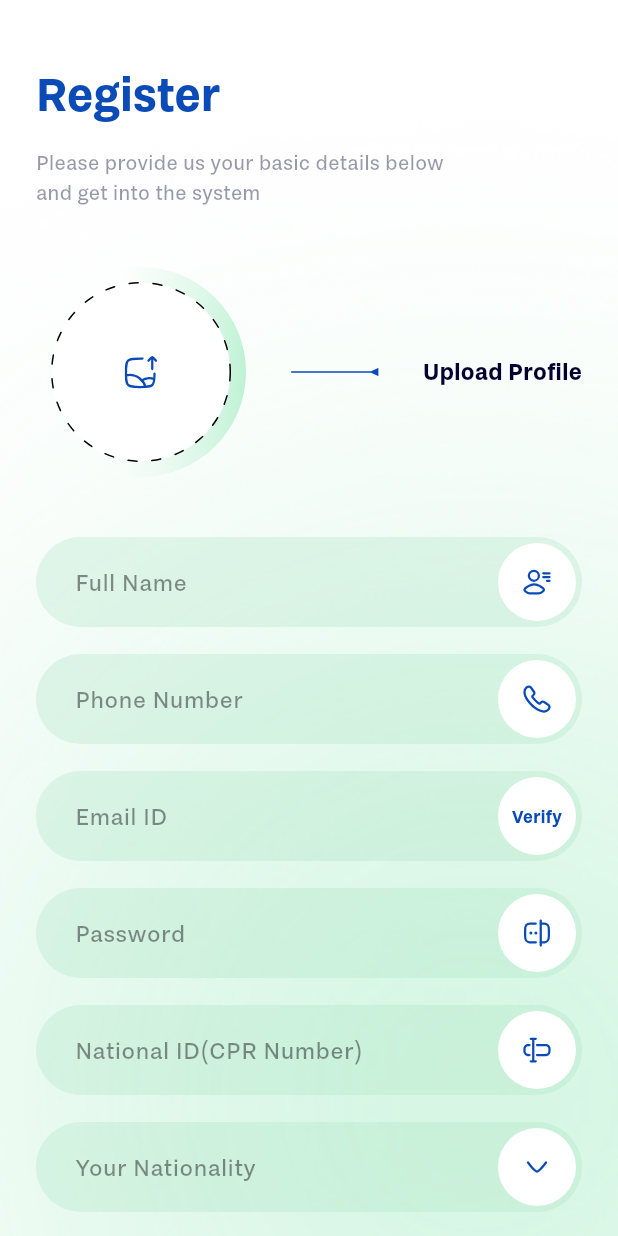
After one commit to ParthEww/Flutter-Asistee-Customer, a Flutter app: the RegisterPage screen opened by its route, on a phone screen of 412 x 824 dp. The commit adds this screen. Run offline on Flutter 3.47's test engine with Material 3 defaults, Android fonts, the phone set to English and light mode, and no system bars; our stand-ins replace cached_network_image, connectivity_plus, device_info_plus, dio, dropdown_button2, flutter_riverpod and 14 more; missing offline and left inert: dart:ffi; accounts and stored records are empty; generated files the repository leaves out were written again; network calls fail; project files that could hold a hidden picture were left out.

Commit message:
- register, otp, reset password screen navigation

```diff
--- a/lib/api/api_client/api_interceptor.dart
+++ b/lib/api/api_client/api_interceptor.dart
@@ -1,6 +1,7 @@
 import 'dart:convert';
 
 import 'package:dio/dio.dart';
+import 'package:flutter_yay_rider_driver/core/utils/app_methods.dart';
 import 'package:internet_connection_checker/internet_connection_checker.dart';
 
 import '../../core/utils/app_logger.dart';
@@ -47,7 +48,7 @@ class ApiInterceptor extends InterceptorsWrapper {
     options.headers['Accept'] = 'application/json';
     options.headers['KEY'] = ApiConstant.key;
     options.headers['App-Type'] = ApiConstant.deviceType;
-    options.headers['App-Version'] = CommonUtils.getAppVersion();
+    options.headers['App-Version'] = AppMethods.getAppVersion();
     // options.headers['Accept-Language'] = lang;
 
     try {
--- a/lib/constants/global.dart
+++ b/lib/constants/global.dart
@@ -4,4 +4,7 @@ class Global {
   static const double kButtonHeight = 48;
   static const double kBookContainerHeight = 242;
   static const int otpSeconds = 120 + 1;
+
+  static final RegExp emailRegex = RegExp(r"^[\w-\.]+@([\w-]+\.)+[\w-]{2,4}$");
+  static final digitRegex = RegExp(r'^\d+$');
 }
--- a/lib/core/utils/app_methods.dart
+++ b/lib/core/utils/app_methods.dart
@@ -6,6 +6,7 @@ import 'package:flutter/material.dart';
 import 'package:flutter/services.dart';
 import 'package:image_picker/image_picker.dart';
 import 'package:intl/intl.dart';
+import 'package:package_info_plus/package_info_plus.dart';
 import 'package:permission_handler/permission_handler.dart';
 import 'package:flutter_yay_rider_driver/core/themes/app_strings.dart';
 import 'package:url_launcher/url_launcher.dart';
@@ -227,4 +228,9 @@ class AppMethods {
       ),
     );
   }
+
+  static Future<String> getAppVersion() async {
+    final packageInfo = await PackageInfo.fromPlatform();
+    return packageInfo.version;
+  }
 }
--- a/lib/core/widgets/bottom_sheet/common_dropdown_selection_bottom_sheet.dart
+++ b/lib/core/widgets/bottom_sheet/common_dropdown_selection_bottom_sheet.dart
@@ -133,7 +133,7 @@ enum DaysDatesType {
         // Circular Icon Container
         Container(
           padding: const EdgeInsets.all(8),
-          decoration: BoxDecoration(
+          decoration: const BoxDecoration(
             shape: BoxShape.circle,
             color: AppColors.deepNavy,
           ),
@@ -346,7 +346,7 @@ enum DaysDatesType {
     return Container(
       width: 44,
       height: 44,
-      decoration: BoxDecoration(
+      decoration: const BoxDecoration(
         color: AppColors.white,
         shape: BoxShape.circle,
       ),
@@ -801,7 +801,7 @@ enum DaysDatesType {
 }*/
 
 /// Enum for different types of dropdown selection dialogs
-/*class CommonDropdownSelectionBottomSheetDialogType {
+class CommonDropdownSelectionBottomSheetDialogType {
   final String type;
   final String dialogTitle;
   final String dialogTitleIcon;
@@ -936,4 +936,4 @@ enum DaysDatesType {
     searchHint: "Enter Amount",
     buttonText: "Add Funds",
   );
-}*/
+}
--- /dev/null
+++ b/lib/pages/auth/register/register_page.dart
@@ -0,0 +1,257 @@
+import 'package:flutter/material.dart';
+import 'package:flutter/src/widgets/framework.dart';
+import 'package:flutter_riverpod/flutter_riverpod.dart';
+import 'package:flutter_svg/svg.dart';
+import 'package:flutter_yay_rider_driver/di/app_provider.dart';
+import 'package:flutter_yay_rider_driver/routes/navigation_service.dart';
+
+import '../../../core/themes/app_colors.dart';
+import '../../../core/themes/text_styles.dart';
+import '../../../core/utils/dialog_utils.dart';
+import '../../../core/widgets/app_text_field_label.dart';
+import '../../../core/widgets/custom/custom_auth_header_with_back_button.dart';
+import '../../../core/widgets/custom/custom_text_filed.dart';
+import '../../../gen/assets.gen.dart';
+import '../notifier/auth_notifier.dart';
+
+class RegisterPage extends ConsumerWidget {
+  const RegisterPage({super.key});
+
+  @override
+  Widget build(BuildContext context, WidgetRef ref) {
+    late final NavigationService navigationService = ref.read(navigationServiceProvider);
+    final authState = ref.watch(authNotifierProvider);
+    final authNotifier = ref.read(authNotifierProvider.notifier);
+    return Scaffold(
+      backgroundColor: AppColors.white,
+      body: SafeArea(
+        child: Container(
+          // Full screen container with background image
+          height: MediaQuery.of(context).size.height,
+          width: MediaQuery.of(context).size.width,
+          decoration: BoxDecoration(
+            image: DecorationImage(
+              image: AssetImage(Assets.images.webp.screenBg.path),
+              fit: BoxFit
+                  .cover, // Ensures image covers entire space while maintaining aspect ratio
+            ),
+          ),
+          // Scrollable content area
+          child: SingleChildScrollView(
+            padding:
+            const EdgeInsets.only(left: 24, top: 40, right: 24, bottom: 20),
+            // Top and bottom padding
+            child: Column(
+              children: [
+                // Main content column with horizontal padding
+                Column(
+                  crossAxisAlignment: CrossAxisAlignment.start,
+                  children: [
+                    // Header with back button and titles
+                    const CustomAuthHeaderWithBackButton(
+                      title: "Register",
+                      description:
+                      "Please provide us your basic details below\nand get into the system",
+                    ),
+                    const SizedBox(height: 40),
+                    // Spacer
+                    Row(
+                      mainAxisAlignment: MainAxisAlignment.spaceBetween,
+                      children: [
+                        GestureDetector(
+                          onTap: () {
+                            DialogUtils.showImagePickerSheet(context);
+                          },
+                          child: Stack(
+                            alignment: Alignment.center,
+                            children: [
+                              Container(
+                                  decoration: const BoxDecoration(
+                                    shape: BoxShape.circle,
+                                  ),
+                                  child: SvgPicture.asset(
+                                      Assets.images.svg.ellipseGradient.path)),
+                              SvgPicture.asset(
+                                  Assets.images.svg.ellipseDot.path),
+                              SvgPicture.asset(
+                                  Assets.images.svg.uploadImage.path)
+                            ],
+                          ),
+                        ),
+                        SvgPicture.asset(
+                          Assets.images.svg.line2.path,
+                          fit: BoxFit.fill,
+                        ),
+                        Text(
+                          "Upload Profile",
+                          style: TextStyles.text16SemiBold
+                              .copyWith(color: AppColors.deepNavy),
+                        )
+                      ],
+                    ),
+                    const SizedBox(height: 40),
+                    // Full name input field
+                    CustomTextField(
+                      customTextFieldType: CustomTextFieldType.FULL_NAME,
+                      textEditingController: authState.fullNameController!,
+                      focusNode: authState.fullNameFocusNode!,
+                      nextFocusNode: authState.phoneNumberFocusNode!,
+                      // Moves to phone number field on next
+                      hintText: "Full Name",
+                      keyboardType: TextInputType.text,
+                      textInputAction: TextInputAction.next,
+                      suffixIcon: Assets.images.svg.fullName.path,
+                    ),
+                    const SizedBox(height: 18),
+                    // Phone number input field
+                    CustomTextField(
+                      customTextFieldType: CustomTextFieldType.PHONE_NUMBER,
+                      textEditingController: authState.phoneNumberController!,
+                      focusNode: authState.phoneNumberFocusNode!,
+                      nextFocusNode: authState.emailFocusNode!,
+                      // Moves to email field on next
+                      hintText: "Phone Number",
+                      keyboardType: TextInputType.number,
+                      textInputAction: TextInputAction.next,
+                      suffixIcon: Assets.images.svg.call.path,
+                      onPressed: (){
+                        /*authState.onGoToOtpVerification!();*/
+                      },
+                    ),
+                    const SizedBox(height: 18),
+                    // Email id input field
+                    CustomTextField(
+                      customTextFieldType: CustomTextFieldType.EMAIL,
+                      textEditingController: authState.emailController!,
+                      focusNode: authState.emailFocusNode!,
+                      nextFocusNode: authState.registerPasswordFocusNode,
+                      // Moves to password field on next
+                      hintText: "Email ID",
+                      keyboardType: TextInputType.emailAddress,
+                      textInputAction: TextInputAction.next,
+                      suffixIcon: Assets.images.svg.email.path,
+                      onPressed: (){
+                        /*authState.onGoToOtpVerification!();*/
+                      },
+                    ),
+                    const SizedBox(height: 18),
+                    // Password input field
+                    CustomTextField(
+                      customTextFieldType: CustomTextFieldType.PASSWORD,
+                      textEditingController: authState.registerPasswordController!,
+                      focusNode: authState.registerPasswordFocusNode!,
+                      nextFocusNode: authState.nationalIdFocusNode!,
+                      // Moves to national id field on next
+                      hintText: "Password",
+                      keyboardType: TextInputType.text,
+                      textInputAction: TextInputAction.next,
+                      suffixIcon: Assets.images.svg.passwordCheck.path,
+                    ),
+                    const SizedBox(height: 18),
+                    // National id input field
+                    CustomTextField(
+                      customTextFieldType: CustomTextFieldType.NATIONAL_ID,
+                      textEditingController: authState.nationalIdController!,
+                      focusNode: authState.nationalIdFocusNode!,
+                      nextFocusNode: authState.nationalityFocusNode!,
+                      // Moves to nationality field on next
+                      hintText: "National ID(CPR Number)",
+                      keyboardType: TextInputType.text,
+                      textInputAction: TextInputAction.next,
+                      suffixIcon: Assets.images.svg.cpr.path,
+                    ),
+                    const SizedBox(height: 18),
+                    // Spacer
+                    // Nationality input field
+                    CustomTextField(
+                      customTextFieldType: CustomTextFieldType.NATIONALITY,
+                      textEditingController: authState.nationalityController!,
+                      focusNode: authState.nationalityFocusNode!,
+                      // Moves to area field on next
+                      hintText: "Your Nationality",
+                      keyboardType: TextInputType.text,
+                      textInputAction: TextInputAction.next,
+                      suffixIcon: Assets.images.svg.dropDownArrow.path,
+                      onPressed: () {
+                        /*CommonDropdownSelectionBottomSheet.showBottomSheet(
+                            dialogType:
+                            CommonDropdownSelectionBottomSheetDialogType
+                                .SELECT_NATIONALITY,
+                            commonList: authState.nationalityList!);*/
+                      },
+                    ),
+                    const SizedBox(height: 18),
+                    // Spacer
+                    // Area input field
+                    CustomTextField(
+                      customTextFieldType: CustomTextFieldType.AREA,
+                      textEditingController: authState.areaController!,
+                      focusNode: authState.areaFocusNode!,
+                      hintText: "Area",
+                      keyboardType: TextInputType.text,
+                      textInputAction: TextInputAction.done,
+                      suffixIcon: Assets.images.svg.dropDownArrow.path,
+                      onPressed: () {
+                        /*CommonDropdownSelectionBottomSheet.showBottomSheet(
+                            dialogType:
+                            CommonDropdownSelectionBottomSheetDialogType
+                                .SELECT_AREA,
+                            commonList: authState.areaList!);*/
+                      },
+                    ),
+                    const SizedBox(height: 36),
+                    Row(
+                      children: [
+                        GestureDetector(
+                          onTap: () {
+                            authNotifier.toggleTermsAndCondition();
+                          },
+                          child: SvgPicture.asset(authState.isTermsAndConditionChecked!
+                              ? Assets.images.svg.checkBoxChecked.path
+                              : Assets.images.svg.checkBoxUnchecked.path),
+                        ),
+                        const SizedBox(width: 12),
+                        AppTextFieldLabel(
+                          label: "I hereby accept All the",
+                          clickableLabel: "Terms and Conditions",
+                          onTap: () {}, // TODO: Add terms and conditions functionality in web view screen
+                        )
+                      ],
+                    ),
+                    const SizedBox(height: 16),
+                    // Spacer
+                    // Sign In button (implemented as a CustomTextField of type BUTTON)
+                    CustomTextField(
+                      customTextFieldType: CustomTextFieldType.BUTTON,
+                      textEditingController: TextEditingController(),
+                      focusNode: FocusNode(),
+                      hintText: "Register",
+                      keyboardType: TextInputType.none,
+                      textInputAction: TextInputAction.done,
+                      suffixIcon: Assets.images.svg.arrowRightGreen.path,
+                      onPressed: () {
+                        navigationService.pop();
+                      }, // TODO: Add sign in functionality
+                    ),
+                    const SizedBox(height: 28),
+                    // Spacer
+                    // Registration prompt
+                    Center(
+                      child: AppTextFieldLabel(
+                        label: "Already on Yay Ride?",
+                        clickableLabel: "Sign In",
+                        onTap: () {
+                          navigationService.pop();
+                        },
+                      ),
+                    ),
+                  ],
+                ),
+              ],
+            ),
+          ),
+        ),
+      ),
+    );
+  }
+}
--- a/lib/pages/auth/state/auth_state.dart
+++ b/lib/pages/auth/state/auth_state.dart
@@ -1,8 +1,8 @@
-
 import 'package:flutter/material.dart';
 import 'package:freezed_annotation/freezed_annotation.dart';
 
 import '../../../api/model/response/init/init_data.dart';
+
 part 'auth_state.freezed.dart';
 
 @freezed
@@ -34,6 +34,6 @@ class AuthState with _$AuthState {
     TextEditingController? nationalityController,
     FocusNode? areaFocusNode,
     TextEditingController? areaController,
-    bool? isTermsAndConditionChecked,
-}) = _AuthState;
+    @Default(false) bool isTermsAndConditionChecked,
+  }) = _AuthState;
 }
--- a/lib/pages/splash/notifier/splash_notifier.dart
+++ b/lib/pages/splash/notifier/splash_notifier.dart
@@ -32,9 +32,7 @@ class SplashNotifier extends _$SplashNotifier {
   late final RemoteRepository remoteRepository = ref.read(remoteRepositoryProvider);
   @override
   SplashState build() {
-    state = SplashState(
-      // userData: await localRepository.getData(LocalStorageKey.userData)
-    );
+    state = SplashState();
     initApi();
     return state;
   }
@@ -112,7 +110,7 @@ class SplashNotifier extends _$SplashNotifier {
       const Duration(seconds: 2),
       () async {
         UserData? userData =
-            await localRepository?.getData(LocalStorageKey.userData);
+            await localRepository.getData(LocalStorageKey.userData);
         if (userData != null) {
           NavigationService().pushNamed(AppRoutes.dashboard);
         } else {
--- a/lib/routes/app_pages.dart
+++ b/lib/routes/app_pages.dart
@@ -1,6 +1,9 @@
 import 'package:flutter/material.dart';
 
 import '../pages/auth/login/login_page.dart';
+import '../pages/auth/otpverification/otp_verification_page.dart';
+import '../pages/auth/register/register_page.dart';
+import '../pages/auth/resetpassword/reset_password_page.dart';
 import '../pages/splash/splash_page.dart';
 
 part 'app_routes.dart';
@@ -12,6 +15,12 @@ class AppPages {
         return MaterialPageRoute(builder: (_) => const SplashPage());
       case AppRoutes.login:
         return MaterialPageRoute(builder: (_) => const LoginPage());
+      case AppRoutes.register:
+        return MaterialPageRoute(builder: (_) => const RegisterPage());
+      case AppRoutes.otpVerification:
+        return MaterialPageRoute(builder: (_) => const OtpVerificationPage());
+      case AppRoutes.resetPassword:
+        return MaterialPageRoute(builder: (_) => const ResetPasswordPage());
       default:
         return MaterialPageRoute(
           builder: (_) => Scaffold(
--- a/lib/routes/app_routes.dart
+++ b/lib/routes/app_routes.dart
@@ -32,24 +32,24 @@ abstract class _Path {
   static const String onboarding = "/onboarding";
   static const String login = "/login";
   static const String register = "/register";
-  static const String forgotPassword = "/forgotPassword";
-  static const String otpVerification = "/otpVerification";
-  static const String resetPassword = "/resetPassword";
+  static const String forgotPassword = "/forgotpassword";
+  static const String otpVerification = "/otpverification";
+  static const String resetPassword = "/resetpassword";
   static const String addNewAddress = "/addNewAddress";
   static const String dashboard = "/dashboard";
-  static const String editProfile = "/editProfile";
-  static const String tripDetail = "/tripDetail";
-  static const String pickupDropOff = "/pickupDropOff";
-  static const String bookingSummary = "/bookingSummary";
-  static const String promoCodes = "/promoCodes";
-  static const String routeSummary = "/routeSummary";
-  static const String requestRoute = "/requestRoute";
-  static const String defineBookingRule = "/defineBookingRule";
-  static const String liveTracking = "/liveTracking";
+  static const String editProfile = "/editprofile";
+  static const String tripDetail = "/tripdetail";
+  static const String pickupDropOff = "/pickupdropoff";
+  static const String bookingSummary = "/bookingsummary";
+  static const String promoCodes = "/promocodes";
+  static const String routeSummary = "/routesummary";
+  static const String requestRoute = "/requestroute";
+  static const String defineBookingRule = "/definebookingrule";
+  static const String liveTracking = "/livetracking";
   static const String wallet = "/wallet";
-  static const String contactUs = "/contactUs";
+  static const String contactUs = "/contactus";
   static const String faqs = "/faqs";
   static const String notifications = "/notifications";
-  static const String myAddress = "/myAddress";
+  static const String myAddress = "/myaddress";
   static const String cms = "/cms";
 }
```
Also changed, not shown: lib/core/utils/app_extension.dart (+15 -0 lines), lib/core/utils/common_utils.dart (+0 -10 lines), lib/di/app_provider.dart (+5 -4 lines), lib/pages/auth/login/login_page.dart (+18 -9 lines), lib/pages/auth/notifier/auth_notifier.dart (+110 -20 lines), lib/pages/auth/otpverification/otp_verification_page.dart (added, +100 -0 lines), lib/pages/auth/resetpassword/reset_password_page.dart (added, +114 -0 lines).
